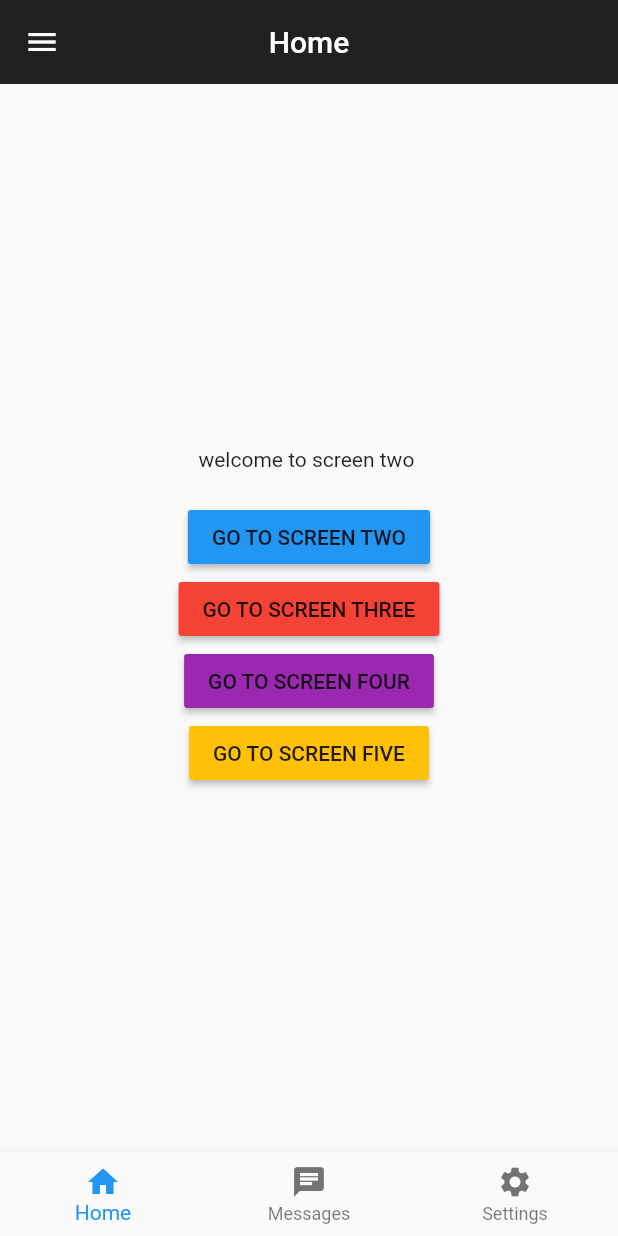
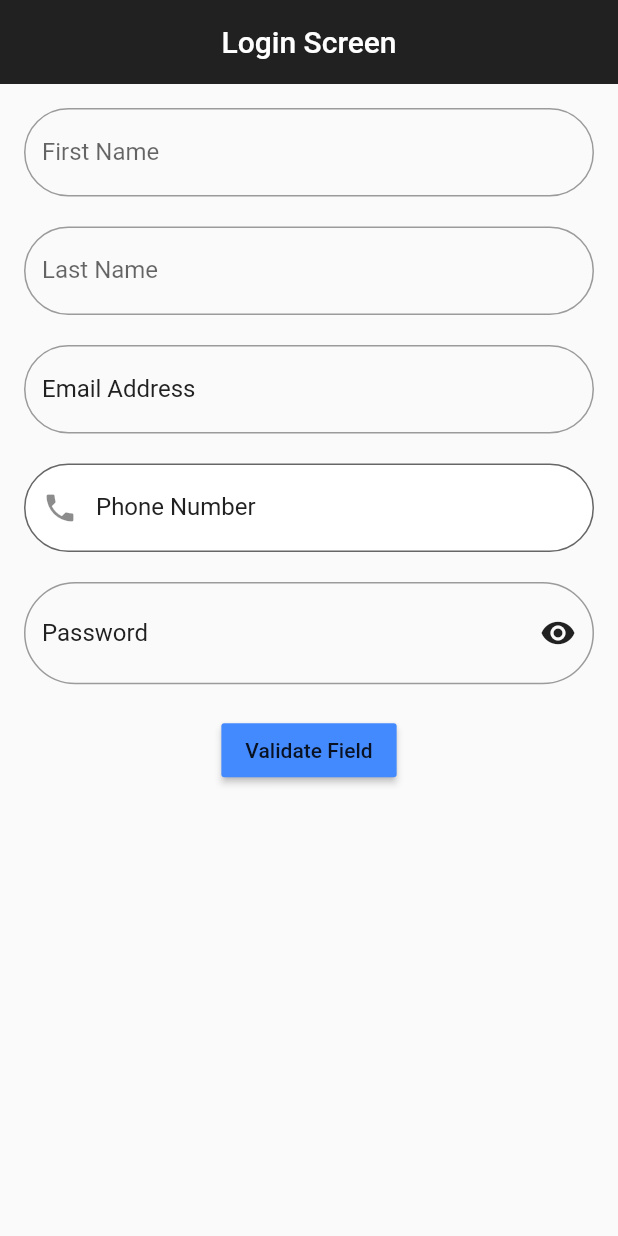
Before and after one commit to Tofiyin/screens, a Flutter app: the screen it shows after launch, on a phone screen of 412 x 824 dp. Run offline on Flutter 3.47's test engine with Material 2 defaults, Android fonts, the phone set to English and light mode, and no system bars.

Commit message:
first commit

```diff
--- a/lib/home.dart
+++ b/lib/home.dart
@@ -6,7 +6,7 @@ import 'screen_four.dart';
 import 'screen_two.dart';
 
 class Homepage extends StatelessWidget {
-  const Homepage({Key? key}) : super(key: key);
+  const Homepage({Key? key,  String? title}) : super(key: key);
 
   @override
   Widget build(BuildContext context) {
@@ -77,15 +77,17 @@ class Homepage extends StatelessWidget {
           child: Column(
             mainAxisAlignment: MainAxisAlignment.center,
             children: [
-              const Text('welcome to screen two '),
+              const Text('welcome to screen one '),
               const SizedBox(height: 20),
               MaterialButton(
                 color: Colors.blue,
                 onPressed: () {
                   Navigator.push(context,
-                      MaterialPageRoute(builder: (_) => const Screentwo(title: 'screen two',
-                      email: 'jesse@gmail.com',
-                      phn: '090348949',
+                      MaterialPageRoute(builder: (_) => const Screentwo(title: '',
+
+                      //   title: 'screen two',
+                      // email: 'jesse@gmail.com',
+                      // phn: '090348949',
                       )));
                 },
                 child: const Text('GO TO SCREEN TWO'),
--- /dev/null
+++ b/lib/login.dart
@@ -0,0 +1,230 @@
+import 'package:flutter/material.dart';
+import 'package:flutter/services.dart';
+import 'package:my_first_app/dashboard.dart';
+
+class LoginScreen extends StatefulWidget {
+  const LoginScreen({Key? key}) : super(key: key);
+
+  @override
+  State<LoginScreen> createState() => _LoginScreenState();
+}
+
+bool _isOpen = true;
+
+class _LoginScreenState extends State<LoginScreen> {
+  final _formKey = GlobalKey<FormState>();
+  TextEditingController _email = TextEditingController();
+
+  TextEditingController _password = TextEditingController();
+
+  TextEditingController _firstname = TextEditingController();
+  TextEditingController _lastname = TextEditingController();
+  TextEditingController _phone = TextEditingController();
+
+  @override
+  Widget build(BuildContext context) {
+    return Scaffold(
+        appBar: AppBar(
+          centerTitle: true,
+          elevation: 0,
+          backgroundColor: Colors.grey[900],
+          title: const Text('Login Screen'),
+        ),
+        body: SingleChildScrollView(
+          child: Padding(
+            padding: const EdgeInsets.all(16.0),
+            child: Form(
+              key: _formKey,
+              child: Column(
+                children: [
+                  TextFormField(
+                    autovalidateMode: AutovalidateMode.onUserInteraction,
+                    autocorrect: true,
+                    controller: _firstname,
+                    decoration: InputDecoration(
+                      border: OutlineInputBorder(
+                        borderRadius: BorderRadius.circular(40),
+                        borderSide:
+                            const BorderSide(color: Colors.grey, width: 1.5),
+                      ),
+                      labelText: 'First Name',
+                      hintText: 'Enter your first name',
+                    ),
+                    validator: (value) {
+                      if (value!.isEmpty) {
+                        return 'Please enter your first name';
+                      }
+                      return null;
+                    },
+                  ),
+                  const SizedBox(height: 20),
+                  TextFormField(
+                    autovalidateMode: AutovalidateMode.onUserInteraction,
+                    autocorrect: true,
+                    controller: _lastname,
+                    decoration: InputDecoration(
+                      border: OutlineInputBorder(
+                        borderRadius: BorderRadius.circular(40),
+                        borderSide:
+                            const BorderSide(color: Colors.grey, width: 1.5),
+                      ),
+                      labelText: 'Last Name',
+                      hintText: 'Enter your last name',
+                    ),
+                    validator: (value) {
+                      if (value!.isEmpty) {
+                        return 'Please enter your last name';
+                      }
+                      return null;
+                    },
+                  ),
+                  const SizedBox(height: 20),
+                  TextFormField(
+                    controller: _email,
+                    keyboardType: TextInputType.emailAddress,
+                    autovalidateMode: AutovalidateMode.onUserInteraction,
+                    validator: (value) {
+                      if (value!.length < 6) {
+                        return 'Email must be at least 6 characters long';
+                      } else if (!value.contains('@')) {
+                        return 'Invalid email address';
+                      } else if (!value.contains('.')) {
+                        return 'Invalid email address';
+                      } else {
+                        return null;
+                      }
+                    },
+                    decoration: InputDecoration(
+                      border: OutlineInputBorder(
+                        borderRadius: BorderRadius.circular(40),
+                        borderSide:
+                            const BorderSide(color: Colors.grey, width: 1.5),
+                      ),
+                      labelText: 'Email Address',
+                      hintText: 'example@gmail.com',
+                      labelStyle: TextStyle(
+                        color: Colors.grey[900],
+                      ),
+                    ),
+                  ),
+                  const SizedBox(height: 20),
+                  TextFormField(
+                    controller: _phone,
+
+                    inputFormatters: [
+                      FilteringTextInputFormatter.allow(RegExp(r'[0-9]')),
+                    ],
+                    validator: ((value) {
+                      if (value!.isEmpty) {
+                        return 'Please enter your phone number';
+                      } else if (value.length < 11) {
+                        return 'Phone number must be at least 11 characters long';
+                      } else if (value.length > 11) {
+                        return 'phone number must be at least 11 digits';
+                      } else {
+                        return null;
+                      }
+                    }),
+                    keyboardType: TextInputType.phone,
+                    autovalidateMode: AutovalidateMode.onUserInteraction,
+                    decoration: InputDecoration(
+                      prefixIcon: const Icon(Icons.phone),
+                      filled: true,
+                      fillColor: Colors.white,
+                      border: OutlineInputBorder(
+                        borderRadius: BorderRadius.circular(40),
+                        borderSide:
+                            const BorderSide(color: Colors.grey, width: 1.5),
+                      ),
+                      labelText: 'Phone Number',
+                      hintText: 'Enter your phone number',
+                      labelStyle: TextStyle(
+                        color: Colors.grey[900],
+                      ),
+                    ),
+                  ),
+                  const SizedBox(height: 20),
+                  TextFormField(
+                    controller: _password,
+                    obscureText: _isOpen,
+                    autovalidateMode: AutovalidateMode.onUserInteraction,
+                    validator: (value) {
+                      if (value!.length < 6) {
+                        return 'Password must be at least 6 characters long';
+                      } else {
+                        return null;
+                      }
+                    },
+                    decoration: InputDecoration(
+                      suffixIcon: IconButton(
+                        icon: Icon(
+                          _isOpen ? Icons.visibility : Icons.visibility_off,
+                          color: Colors.grey[900],
+                        ),
+                        onPressed: () {
+                          setState(() {
+                            _isOpen = !_isOpen;
+                          });
+                        },
+                      ),
+                      prefix: const Icon(Icons.lock),
+                      border: OutlineInputBorder(
+                        borderRadius: BorderRadius.circular(40),
+                        borderSide:
+                            const BorderSide(color: Colors.grey, width: 1.5),
+                      ),
+                      labelText: 'Password',
+                      hintText: '********',
+                      labelStyle: TextStyle(
+                        color: Colors.grey[900],
+                      ),
+                    ),
+                  ),
+                  const SizedBox(height: 20),
+                  MaterialButton(
+                    onPressed: () {
+                      if (_formKey.currentState!.validate()) {
+                        Navigator.push(
+                          context,
+                          MaterialPageRoute(
+                            builder: (context) => Dashbaord(
+                              fname: _firstname.text,
+                              email: _email.text,
+                              phn: _phone.text,
+                            ),
+                          ),
+                        );
+
+                      }
+                    },
+                    color: Colors.blueAccent,
+                    child: const Text('Validate Field'),
+                  )
+                ],
+              ),
+            ),
+          ),
+        ));
+  }
+
+  @override
+  void initState() {
+    _email = TextEditingController();
+    _password = TextEditingController();
+    _firstname = TextEditingController();
+    _lastname = TextEditingController();
+    _phone = TextEditingController();
+
+    super.initState();
+  }
+
+  @override
+  void dispose() {
+    _email.dispose();
+    _password.dispose();
+    _firstname.dispose();
+    _lastname.dispose();
+    _phone.dispose();
+    super.dispose();
+  }
+}
--- a/lib/main.dart
+++ b/lib/main.dart
@@ -1,5 +1,11 @@
 import 'package:flutter/material.dart';
 import 'package:my_first_app/home.dart';
+import 'package:my_first_app/routes.dart';
+import 'login.dart';
+
+import 'screen_five.dart';
+import 'screen_four.dart';
+import 'screen_three.dart';
 
 void main() {
   runApp(const MyApp());
@@ -17,7 +23,23 @@ class MyApp extends StatelessWidget {
       theme: ThemeData(
         primarySwatch: Colors.blue,
       ),
-      home: const Homepage(),
+      home: const LoginScreen(),
+      // initialRoute: '/',
+      // routes: MyHomepageroutes().routeSettings,
+      // // home: const Homepage(),
+      // routes: {
+      //   '/': (_) => const Homepage(title: 'title'),
+      //   '/screen_four': (context) => const ScreenFour(
+      //         title: 'screen four',
+      //       ),
+      //   '/screen_three': (context) => const ScreenThree(
+      //         title: 'screen three',
+      //       ),
+      //   '/screen_five': (context) => const ScreenFive(
+      //         title: 'screen five',
+      //       ),
+      // },
+
     );
 
   }
--- /dev/null
+++ b/lib/routes.dart
@@ -0,0 +1,24 @@
+import 'package:flutter/material.dart';
+import 'package:my_first_app/home.dart';
+import 'package:my_first_app/screen_five.dart';
+import 'package:my_first_app/screen_four.dart';
+import 'package:my_first_app/screen_three.dart';
+import 'package:my_first_app/screen_two.dart';
+
+class MyHomepageroutes {
+  Map<String, Widget Function(BuildContext)> routeSettings = {
+     '/': (_) => const Homepage(title: 'title'),
+        '/screen_four': (context) => const ScreenFour(
+              title: 'screen four',
+            ),
+        '/screen_three': (context) => const ScreenThree(
+              title: 'screen three',
+            ),
+        '/screen_five': (context) => const ScreenFive(
+              title: 'screen five',
+        ),
+        '/screen_two': (context) => const Screentwo(
+              title: 'screen two',
+        ),
+  };
+}
--- a/lib/screen_four.dart
+++ b/lib/screen_four.dart
@@ -19,12 +19,12 @@ class ScreenFour extends StatelessWidget {
         child: Column(
           mainAxisAlignment: MainAxisAlignment.center,
           children: [
-            const Text('welcome to screen five'),
+            const Text('welcome to screen four'),
             const SizedBox(height: 20),
             MaterialButton(
-              onPressed: () {
-                Navigator.push(context,
-                    MaterialPageRoute(builder: (_) => const Homepage()));
+            onPressed: () {
+            Navigator.push(context,
+            MaterialPageRoute(builder: (_) => const Homepage(title: '')));
               },
               child: const Text('GO TO SCREEN FIVE'),
             ),
--- a/lib/screen_three.dart
+++ b/lib/screen_three.dart
@@ -3,11 +3,11 @@ import 'package:my_first_app/home.dart';
 import 'package:my_first_app/screen_four.dart';
 
 class ScreenThree extends StatelessWidget {
-  final String? title, email, phn;
-  const ScreenThree({Key? key, this.title, this.email, this.phn}) : super(key: key);
 
+  const ScreenThree({Key? key,  String? title}) : super(key: key);
   @override
   Widget build(BuildContext context) {
+    final args = ModalRoute.of(context)!.settings.arguments as ScreenThreeArguements;
     return Scaffold(
       appBar: AppBar(
         centerTitle: true,
@@ -19,16 +19,19 @@ class ScreenThree extends StatelessWidget {
         child: Column(
           mainAxisAlignment: MainAxisAlignment.center,
           children: [
-            const Text('welcome to screen four'),
+              const Text('welcome to screen three'),
+             Text('${args.title}'),
+             Text('${args.name}'),
+             Text('${args.phone}'),
             const SizedBox(height: 20),
             MaterialButton(
               onPressed: () {
-                Navigator.push(context,
-                    MaterialPageRoute(builder: (_) => const Homepage()));
+              Navigator.push(context,
+              MaterialPageRoute(builder: (_) => const Homepage()));
               },
               child: const Text('GO TO HOMEPAGE'),
             ),
-             MaterialButton(
+            MaterialButton(
               color: Colors.pink,
               onPressed: () {
                 Navigator.push(
@@ -38,7 +41,7 @@ class ScreenThree extends StatelessWidget {
                               title: 'screen four',
                             )));
               },
-              child: const Text('GO TO SCREEN FIVE'),
+              child: const Text('GO TO SCREEN FOUR'),
             ),
           ],
         ),
@@ -46,3 +49,9 @@ class ScreenThree extends StatelessWidget {
     );
   }
 }
+
+class ScreenThreeArguements {
+  final String? title, name, phone;
+
+  ScreenThreeArguements({required this.title, required this.name,  this.phone});
+}
```
Also changed, not shown: lib/dashboard.dart (added, +50 -0 lines), lib/screen_two.dart (+22 -13 lines).
